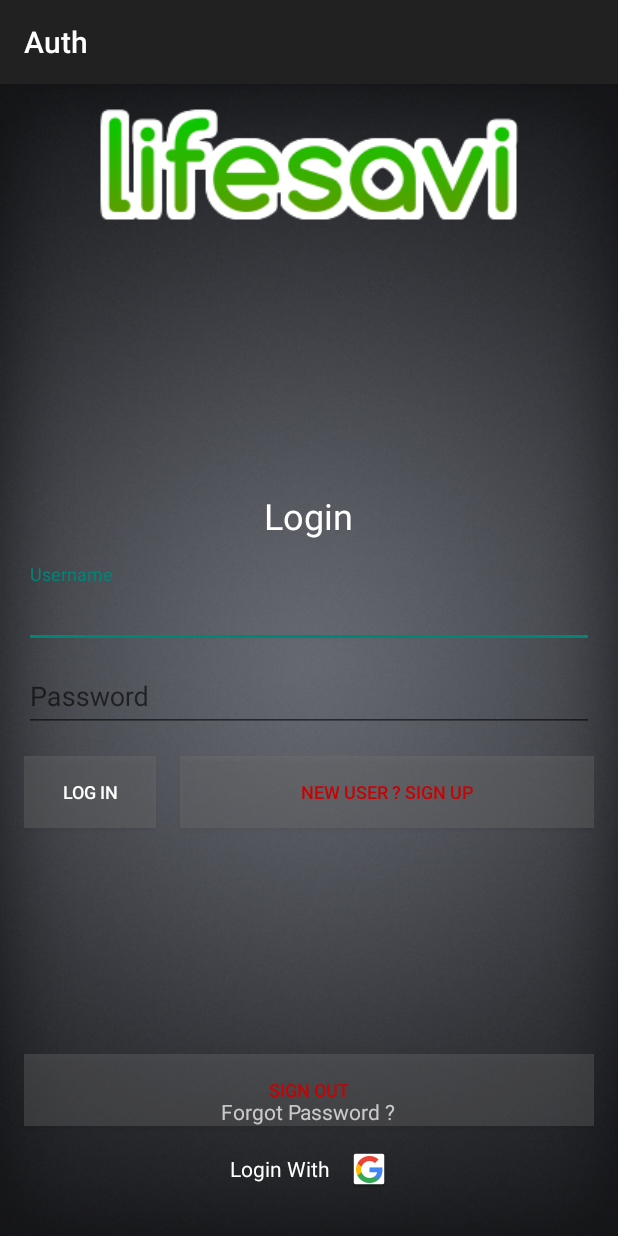
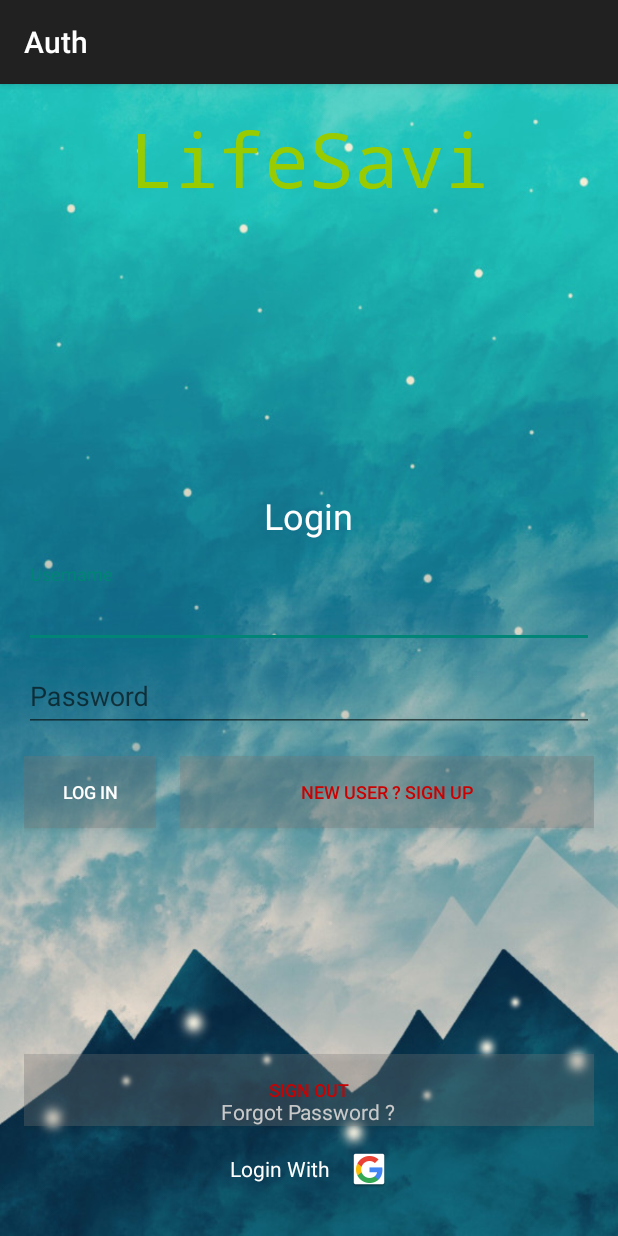
Before and after one commit to padwekar/Authv1, an Android app: the screen it shows after launch (LoginActivity), on a phone screen of 412 x 824 dp. Run offline under Robolectric (Android 15) with nearby library versions, the light colour scheme and no system bars; our stand-ins replace Firebase (no records; nobody signed in at launch, a user with empty details on screens opened directly), Picasso, Volley; libraries missing offline, so code that uses them is left out: com.firebase.client; pictures from the network do not load; 5 statements that could not run were skipped.

```diff
--- a/app/src/main/res/layout/fragment_drawer.xml
+++ b/app/src/main/res/layout/fragment_drawer.xml
@@ -12,7 +12,6 @@
 
         <ImageView
             android:id="@+id/imageview_profilepic"
-            android:background="@drawable/avatarf3"
             android:layout_width="match_parent"
             android:layout_height="match_parent"
             android:contentDescription="@null" />
--- a/app/src/main/res/layout/fragment_login.xml
+++ b/app/src/main/res/layout/fragment_login.xml
@@ -3,8 +3,8 @@
     android:layout_width="match_parent"
     android:layout_height="match_parent"
     android:padding="@dimen/activity_horizontal_margin"
-    android:background="@drawable/blackwallpaper"
-    tools:context=".MainActivity">
+    android:background="@drawable/background1"
+    tools:context=".modules.account.activity.LoginActivity">
 
 
 
@@ -12,8 +12,20 @@
         android:id="@+id/logo"
         android:layout_width="wrap_content"
         android:layout_height="wrap_content"
+        android:visibility="gone"
         android:layout_centerHorizontal="true"
         android:src="@drawable/logo_lifesavi" />
+
+    <TextView
+        android:layout_width="wrap_content"
+        android:layout_height="wrap_content"
+        android:layout_centerHorizontal="true"
+        android:layout_marginBottom="@dimen/activity_horizontal_margin"
+        android:text="LifeSavi"
+        android:typeface="monospace"
+        android:textColor="@android:color/holo_green_light"
+        android:textSize="50dp" />
+
 
     <TextView
         android:layout_width="wrap_content"
--- a/app/src/main/res/layout/item_drawer.xml
+++ b/app/src/main/res/layout/item_drawer.xml
@@ -7,7 +7,7 @@
 
     <TextView
         android:id="@+id/textview_option"
-        android:textSize="16sp"
+        android:textSize="14sp"
         android:padding="10dp"
         android:layout_toStartOf="@+id/imageview_icon"
         android:textColor="@android:color/holo_blue_dark"
@@ -19,7 +19,7 @@
         android:contentDescription="@null"
         android:layout_alignParentEnd="true"
         android:layout_centerVertical="true"
-        android:src="@drawable/ic_checkbox_marked_circle_outline_grey600_24dp"
+        android:src="@drawable/ic_checkbox_marked_circle_outline_grey600_18dp"
         android:id="@+id/imageview_icon"
         android:layout_width="wrap_content"
         android:layout_height="wrap_content" />
```
Also changed, not shown: app/src/main/java/com/example/savi/auth/modules/account/fragment/LoginFragment.java (+4 -15 lines), app/src/main/java/com/example/savi/auth/modules/alluser/adapter/AllUserAdapter.java (+5 -8 lines), app/src/main/java/com/example/savi/auth/modules/dashboard/fragment/DrawerFragment.java (+16 -0 lines), app/src/main/java/com/example/savi/auth/modules/profile/fragment/ProfileFragment.java (+31 -24 lines).
